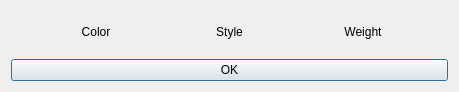
The window that source/highlighterdialog.ui (Rolloke/GUI-Apps) describes before a commit, drawn with Qt 5.
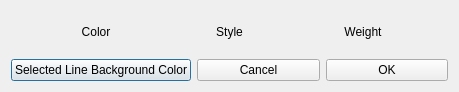
The same window after the commit.

```diff
--- a/source/highlighterdialog.ui
+++ b/source/highlighterdialog.ui
@@ -81,6 +81,22 @@
       </layout>
      </item>
      <item>
+      <layout class="QHBoxLayout" name="horizontalLayout_3">
+       <item>
+        <widget class="QPushButton" name="btnSelectedLineBackgroundColor">
+         <property name="text">
+          <string>Selected Line Background Color</string>
+         </property>
+        </widget>
+       </item>
+       <item>
+        <widget class="QPushButton" name="btnCancel">
+         <property name="text">
+          <string>Cancel</string>
+         </property>
+        </widget>
+       </item>
+       <item>
       <widget class="QPushButton" name="btnOK">
        <property name="locale">
         <locale language="English" country="UnitedStates"/>
@@ -89,6 +105,8 @@
         <string>OK</string>
        </property>
       </widget>
+       </item>
+      </layout>
      </item>
     </layout>
    </item>
```
Lines whose indentation alone changed are shown as unchanged.
